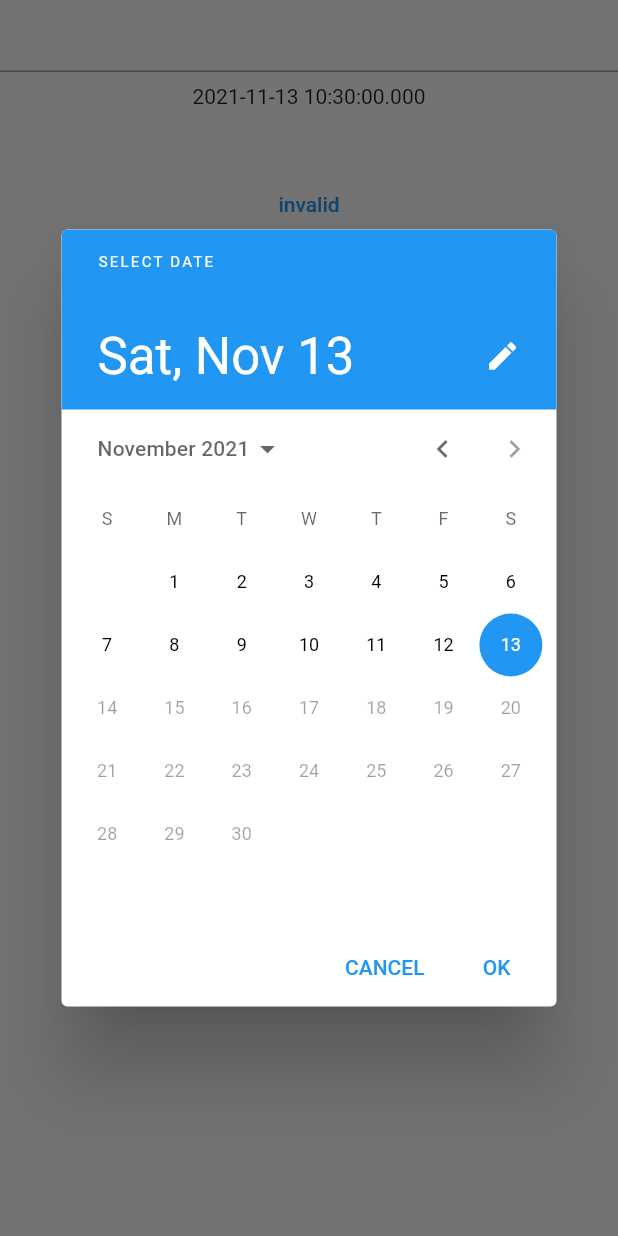
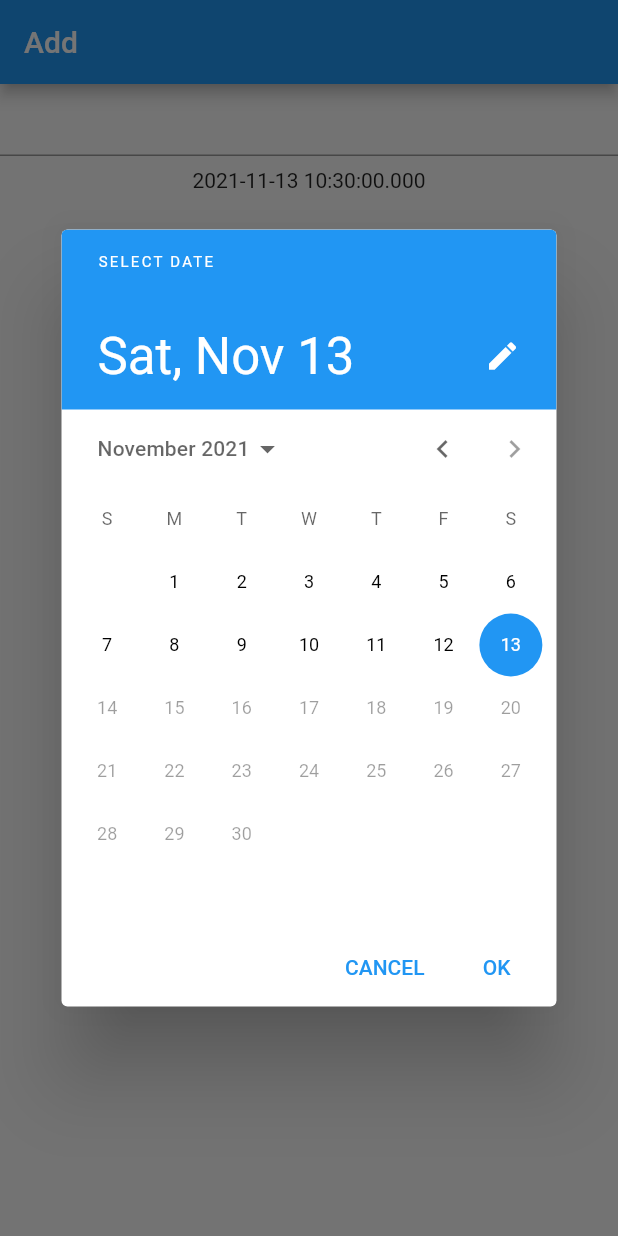
Before and after one commit to MyisCARRY/garden, a Flutter app: the PlantFormScreen screen opened directly, after a tap on an icon or button, on a phone screen of 412 x 824 dp. Run offline on Flutter 3.47's test engine with Material 2 defaults, Android fonts, the phone set to English and light mode, and no system bars; our stand-ins replace bot_toast, dartz, equatable, floor, fluro, flutter_bloc and 4 more; missing offline and left inert: any_animated_button, fimber, pagination_view; accounts and stored records are empty; generated files the repository leaves out were written again.

Commit message:
GAR-8: - added editing plant

```diff
--- a/lib/core/error/failures.dart
+++ b/lib/core/error/failures.dart
@@ -38,10 +38,10 @@ class GetPlantTypesFailure extends LocalPlantFailure {
   String get _errorMessage => S.current.getPlantTypesFailure;
 }
 
-class InsertPlantTypesFailure extends LocalPlantFailure {
+class UpdatePlantFailure extends LocalPlantFailure {
   @override
   int get _errorCode => 103;
 
   @override
-  String get _errorMessage => S.current.insertPlantTypesFailure;
+  String get _errorMessage => S.current.updatePlantFailure;
 }
--- a/lib/features/plants/data/datasources/local_plant_datasource.dart
+++ b/lib/features/plants/data/datasources/local_plant_datasource.dart
@@ -13,4 +13,7 @@ abstract class LocalPlantDatasource {
 
   @Query('SELECT * FROM plant_type')
   Future<List<PlantTypeEntity>> getPlantTypes();
+
+  @Update(onConflict: OnConflictStrategy.replace)
+  Future<void> updatePlant(PlantEntity plant);
 }
--- a/lib/features/plants/data/models/plant_entity.dart
+++ b/lib/features/plants/data/models/plant_entity.dart
@@ -13,6 +13,7 @@ class PlantEntity {
 
   factory PlantEntity.fromPlant(Plant plant) {
     return PlantEntity(
+      id: plant.id,
       name: plant.name,
       type: plant.type,
       plantingDate: plant.plantingDate.toIso8601String(),
--- a/lib/features/plants/domain/entities/plant.dart
+++ b/lib/features/plants/domain/entities/plant.dart
@@ -9,10 +9,12 @@ class Plant with _$Plant {
     required String name,
     required String type,
     required DateTime plantingDate,
+    int? id,
   }) = _Plant;
 
   factory Plant.fromEntity(PlantEntity entity) {
     return Plant(
+      id: entity.id,
       name: entity.name,
       type: entity.type,
       plantingDate: DateTime.parse(entity.plantingDate),
--- a/lib/features/plants/domain/repositories/local_plant_repository.dart
+++ b/lib/features/plants/domain/repositories/local_plant_repository.dart
@@ -8,4 +8,6 @@ abstract class LocalPlantRepository {
   FutureFailable<List<PlantEntity>> getPlantsPage(int page);
 
   FutureFailable<List<PlantTypeEntity>> getPlantTypes();
+
+  FutureFailable<void> updatePlant(PlantEntity plant);
 }
--- /dev/null
+++ b/lib/features/plants/domain/usecases/update_plant_usecase.dart
@@ -0,0 +1,20 @@
+import 'package:dartz/dartz.dart';
+import 'package:garden/core/error/failures.dart';
+import 'package:garden/core/usecase/usecase.dart';
+import 'package:garden/features/plants/data/models/plant_entity.dart';
+import 'package:garden/features/plants/domain/entities/plant.dart';
+import 'package:garden/features/plants/domain/repositories/local_plant_repository.dart';
+
+class UpdatePlantUsecase extends Usecase<NoParams, Plant> {
+  UpdatePlantUsecase({
+    required this.repository,
+  });
+
+  final LocalPlantRepository repository;
+
+  @override
+  Future<Either<Failure, NoParams>> call(Plant param) async {
+    final result = await repository.updatePlant(PlantEntity.fromPlant(param));
+    return result.bind((_) => Right(NoParams()));
+  }
+}
--- /dev/null
+++ b/lib/features/plants/presentation/blocs/edit_plant_bloc/edit_plant_bloc.dart
@@ -0,0 +1,19 @@
+import 'package:any_animated_button/any_animated_button.dart';
+import 'package:dartz/dartz.dart';
+import 'package:garden/core/error/failures.dart';
+import 'package:garden/core/usecase/usecase.dart';
+import 'package:garden/features/plants/domain/entities/plant.dart';
+import 'package:garden/features/plants/domain/usecases/update_plant_usecase.dart';
+
+class EditPlantBloc extends AnyAnimatedButtonBloc<Plant, NoParams, Failure> {
+  EditPlantBloc({
+    required this.updatePlantUsecase,
+  });
+
+  final UpdatePlantUsecase updatePlantUsecase;
+
+  @override
+  Future<Either<Failure, NoParams>> asyncAction(Plant input) {
+    return updatePlantUsecase(input);
+  }
+}
--- a/lib/features/plants/presentation/blocs/plant_form_bloc/plant_form_bloc.dart
+++ b/lib/features/plants/presentation/blocs/plant_form_bloc/plant_form_bloc.dart
@@ -4,13 +4,20 @@ import 'package:garden/features/plants/presentation/blocs/plant_form_bloc/plant_
 import 'package:garden/features/plants/presentation/blocs/plant_form_bloc/plant_form_state.dart';
 
 class PlantFormBloc extends Bloc<PlantFormEvent, PlantFormState> {
-  PlantFormBloc() : super(PlantFormState.data(plant: Plant.empty(), isValid: false));
+  PlantFormBloc({this.initialPlant})
+      : super(PlantFormState.data(
+          plant: initialPlant ?? Plant.empty(),
+          isValid: _isValid(initialPlant ?? Plant.empty()),
+        )) {
+    _plant = initialPlant ?? Plant.empty();
+  }
 
-  Plant _plant = Plant.empty();
+  final Plant? initialPlant;
+  late Plant _plant;
 
-  PlantFormState get _data => PlantFormState.data(plant: _plant, isValid: _isValid);
+  PlantFormState get _data => PlantFormState.data(plant: _plant, isValid: _isValid(_plant));
 
-  bool get _isValid => _plant.name.isNotEmpty && _plant.type.isNotEmpty;
+  static bool _isValid(Plant plant) => plant.name.isNotEmpty && plant.type.isNotEmpty;
 
   @override
   Stream<PlantFormState> mapEventToState(PlantFormEvent event) async* {
--- a/lib/features/plants/presentation/screens/plant_form_screen.dart
+++ b/lib/features/plants/presentation/screens/plant_form_screen.dart
@@ -5,8 +5,10 @@ import 'package:garden/core/navigator/navigator.dart';
 import 'package:garden/core/presentation/widgets/custom_error_widget.dart';
 import 'package:garden/core/presentation/widgets/custom_loading_widget.dart';
 import 'package:garden/core/presentation/widgets/overlay_list_picker.dart';
+import 'package:garden/features/plants/domain/entities/plant.dart';
 import 'package:garden/features/plants/domain/entities/plant_type.dart';
 import 'package:garden/features/plants/presentation/blocs/add_plant_bloc/add_plant_bloc.dart';
+import 'package:garden/features/plants/presentation/blocs/edit_plant_bloc/edit_plant_bloc.dart';
 import 'package:garden/features/plants/presentation/blocs/plant_form_bloc/plant_form_bloc.dart';
 import 'package:garden/features/plants/presentation/blocs/plant_form_bloc/plant_form_event.dart';
 import 'package:garden/features/plants/presentation/blocs/plant_form_bloc/plant_form_state.dart';
@@ -16,7 +18,14 @@ import 'package:garden/features/plants/presentation/blocs/plant_types_bloc/plant
 import 'package:garden/injection_container.dart';
 
 class PlantFormScreen extends StatefulWidget with NavigatedScreen {
-  const PlantFormScreen({Key? key}) : super(key: key);
+  const PlantFormScreen({
+    this.plant,
+    Key? key,
+  }) : super(key: key);
+
+  final Plant? plant;
+
+  bool get isEdit => plant?.id != null;
 
   @override
   _PlantFormScreenState createState() => _PlantFormScreenState();
@@ -30,14 +39,16 @@ class _PlantFormScreenState extends State<PlantFormScreen> {
   late final PlantFormBloc _plantFormBloc;
   late final PlantTypesBloc _plantTypesBloc;
   late final AddPlantBloc _addPlantBloc;
+  late final EditPlantBloc _editPlantBloc;
 
   @override
   void initState() {
-    _nameController = TextEditingController();
-    _plantFormBloc = sl();
+    _nameController = TextEditingController(text: widget.plant?.name);
+    _plantFormBloc = sl(param1: widget.plant);
     _plantTypesBloc = sl();
     _plantTypesBloc.add(const PlantTypesEvent.load());
     _addPlantBloc = sl();
+    _editPlantBloc = sl();
 
     super.initState();
   }
@@ -48,6 +59,7 @@ class _PlantFormScreenState extends State<PlantFormScreen> {
     _plantFormBloc.close();
     _plantTypesBloc.close();
     _addPlantBloc.close();
+    _editPlantBloc.close();
 
     super.dispose();
   }
@@ -55,6 +67,9 @@ class _PlantFormScreenState extends State<PlantFormScreen> {
   @override
   Widget build(BuildContext context) {
     return Scaffold(
+      appBar: AppBar(
+        title: Text(widget.isEdit ? 'Edit' : 'Add'),
+      ),
       body: SafeArea(
         child: BlocBuilder(
           bloc: _plantFormBloc,
@@ -102,6 +117,7 @@ class _PlantFormScreenState extends State<PlantFormScreen> {
                           values: data,
                           toText: (type) => type.name,
                           onPicked: (type) => _plantFormBloc.add(PlantFormEvent.changeType(type.name)),
+                          selected: PlantType(name: plant.type),
                           child: Padding(
                             padding: const EdgeInsets.all(8.0),
                             child: Text(plant.type.isEmpty ? 'Choose type' : plant.type),
@@ -111,7 +127,9 @@ class _PlantFormScreenState extends State<PlantFormScreen> {
                     },
                   ),
                   TextButton(
-                    onPressed: () => _addPlantBloc.add(TriggerAnyAnimatedButtonEvent(plant)),
+                    onPressed: widget.isEdit
+                        ? () => _editPlantBloc.add(TriggerAnyAnimatedButtonEvent(plant))
+                        : () => _addPlantBloc.add(TriggerAnyAnimatedButtonEvent(plant)),
                     child: Text(valid ? 'valid' : 'invalid'),
                   ),
                 ],
--- a/lib/l10n/intl_en.arb
+++ b/lib/l10n/intl_en.arb
@@ -2,5 +2,5 @@
   "insertPlantFailure": "There was problem with saving plant",
   "getPlantsFailure": "There was problem with loading plants",
   "getPlantTypesFailure": "There was problem with loading plant types",
-  "insertPlantTypesFailure": "There was problem with saving plant types"
+  "updatePlantFailure": "There was problem with updating plant"
 }
```
Also changed, not shown: lib/core/helper/date_formats.dart (+8 -5 lines), lib/core/presentation/widgets/overlay_list_picker.dart (+7 -4 lines), lib/features/plants/data/repositories/local_plant_repository.dart (+8 -0 lines), lib/features/plants/injection_container.dart (+7 -1 lines), lib/features/plants/presentation/screens/plants_list_screen.dart (+6 -3 lines), lib/features/plants/domain/entities/plant.freezed.dart.
